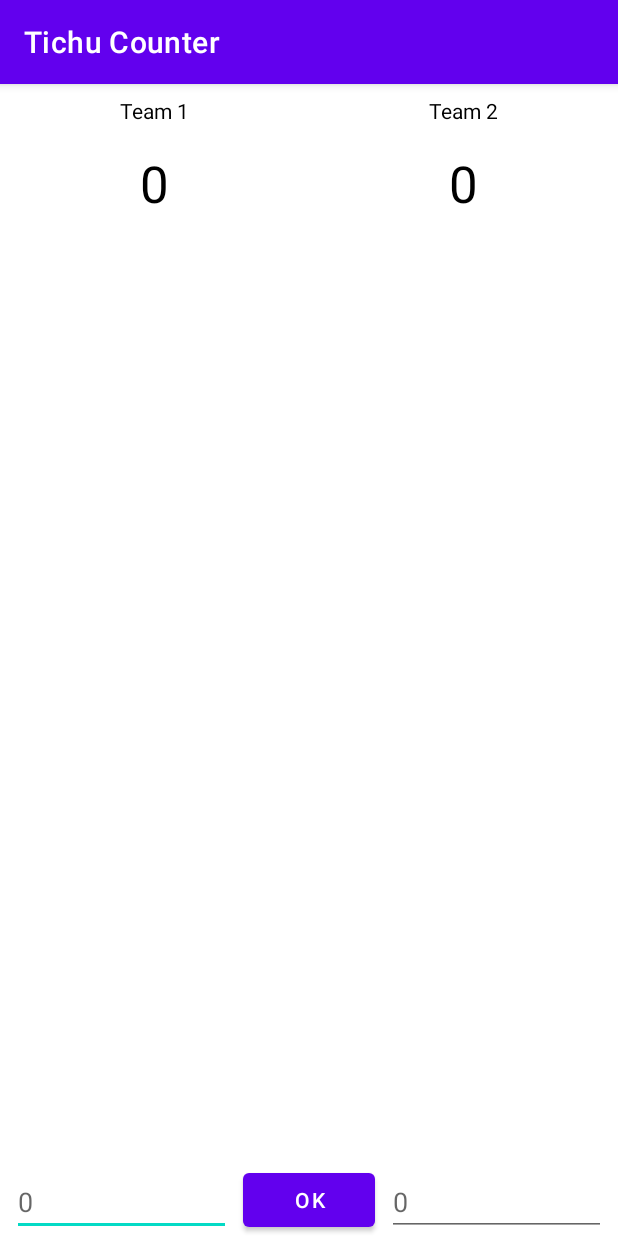
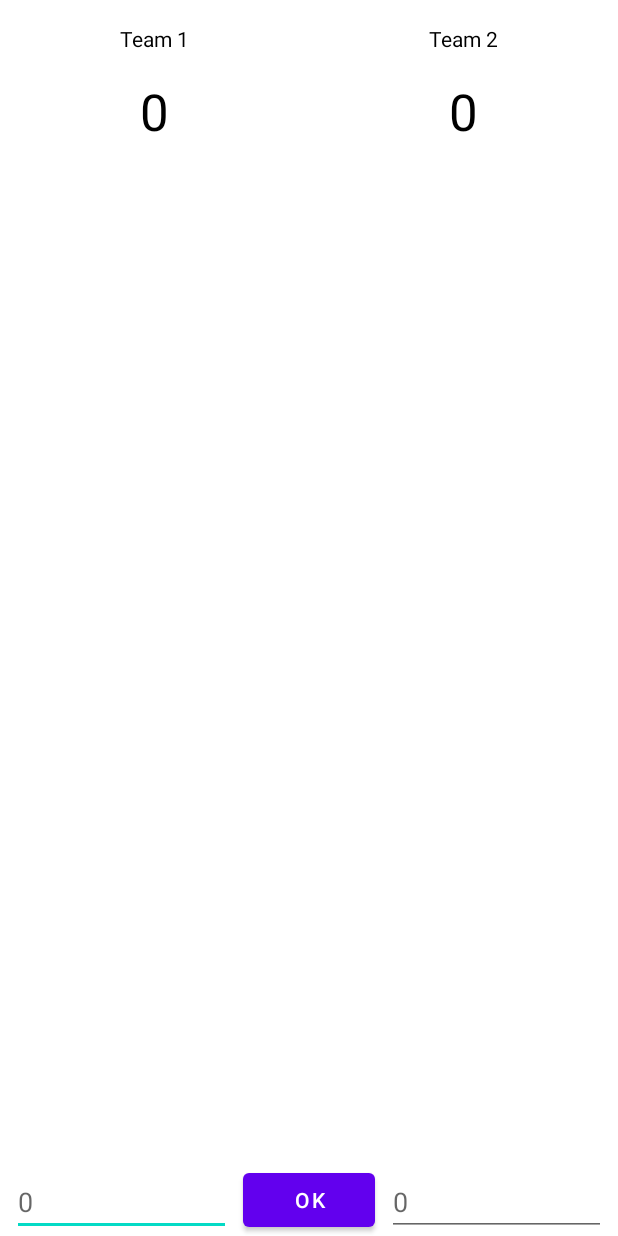
Before and after one commit to georgekal2798/Tichu-Counter, an Android app: the screen it shows after launch (ScoreActivity), after a tap on "NEW GAME", on a phone screen of 412 x 824 dp. Run offline under Robolectric (Android 15) with nearby library versions, the phone set to English and light mode, and no system bars.

Commit message:
Hide toolbar
- Hide toolbar
- Move activity components below for better look

```diff
--- a/app/src/main/java/com/example/tichucounter/MenuActivity.kt
+++ b/app/src/main/java/com/example/tichucounter/MenuActivity.kt
@@ -9,6 +9,10 @@ import android.widget.Button
 class MenuActivity : AppCompatActivity() {
     override fun onCreate(savedInstanceState: Bundle?) {
         super.onCreate(savedInstanceState)
+
+        // Hides toolbar
+        this.supportActionBar?.hide()
+
         setContentView(R.layout.activity_menu)
     }
 
--- a/app/src/main/java/com/example/tichucounter/ScoreActivity.kt
+++ b/app/src/main/java/com/example/tichucounter/ScoreActivity.kt
@@ -6,6 +6,10 @@ import android.os.Bundle
 class ScoreActivity : AppCompatActivity() {
     override fun onCreate(savedInstanceState: Bundle?) {
         super.onCreate(savedInstanceState)
+
+        // Hides toolbar
+        this.supportActionBar?.hide()
+
         setContentView(R.layout.activity_score)
     }
 }
--- a/app/src/main/res/layout/activity_menu.xml
+++ b/app/src/main/res/layout/activity_menu.xml
@@ -48,5 +48,5 @@
         android:layout_width="wrap_content"
         android:layout_height="wrap_content"
         android:orientation="horizontal"
-        app:layout_constraintGuide_percent="0.25" />
+        app:layout_constraintGuide_percent="0.3" />
 </androidx.constraintlayout.widget.ConstraintLayout>
--- a/app/src/main/res/layout/activity_score.xml
+++ b/app/src/main/res/layout/activity_score.xml
@@ -27,9 +27,9 @@
         android:id="@+id/team1TextView"
         android:layout_width="wrap_content"
         android:layout_height="wrap_content"
-        android:layout_marginTop="8dp"
+        android:layout_marginTop="16dp"
+        android:text="@string/team1"
         android:textColor="?attr/itemTextColor"
-        android:text="@string/team1"
         app:layout_constraintEnd_toStartOf="@+id/centralGuideline"
         app:layout_constraintStart_toStartOf="parent"
         app:layout_constraintTop_toTopOf="parent" />
@@ -38,9 +38,9 @@
         android:id="@+id/team2TextView"
         android:layout_width="wrap_content"
         android:layout_height="wrap_content"
-        android:layout_marginTop="8dp"
+        android:layout_marginTop="16dp"
+        android:text="@string/team2"
         android:textColor="?attr/itemTextColor"
-        android:text="@string/team2"
         app:layout_constraintEnd_toEndOf="parent"
         app:layout_constraintStart_toStartOf="@+id/centralGuideline"
         app:layout_constraintTop_toTopOf="parent" />
```
